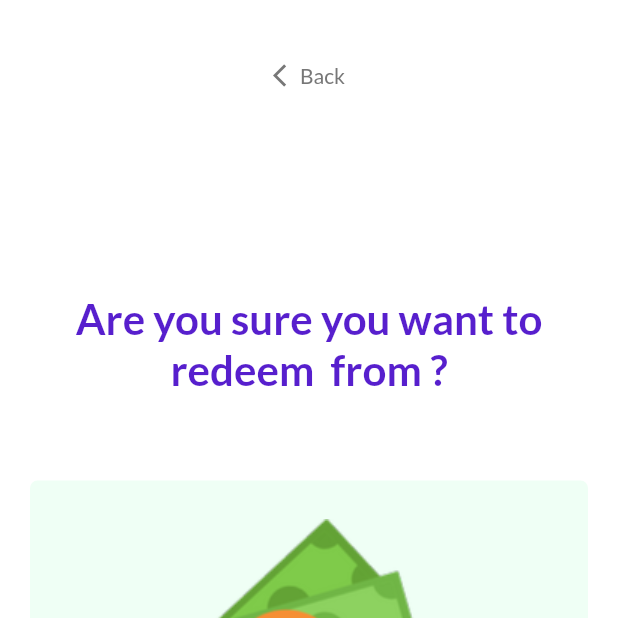
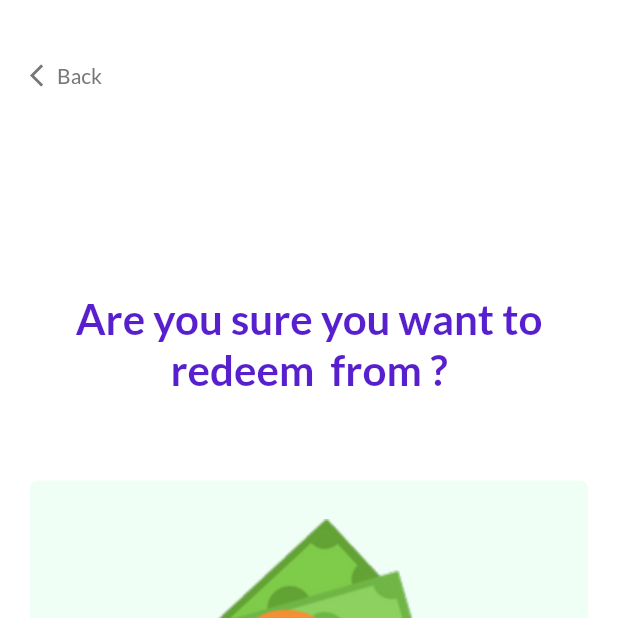
Before and after one commit to hngx-org/Jaguars-food-mobile, a Flutter app: the ConfirmRedeemScreen screen opened by its route, on a phone screen of 412 x 824 dp, the top half of it. Run offline on Flutter 3.47's test engine with Material 2 defaults, Android fonts, the phone set to English and light mode, and no system bars; our stand-ins replace email_validator, flutter_screenutil, flutter_svg, go_router, google_fonts.

Commit message:
Update confirm_redeem_screen.dart

```diff
--- a/lib/3_presentation/confirm_redeem_screen.dart
+++ b/lib/3_presentation/confirm_redeem_screen.dart
@@ -38,7 +38,11 @@ class _ConfirmRedeemScreenState extends State<ConfirmRedeemScreen> {
               mainAxisAlignment: MainAxisAlignment.center,
               crossAxisAlignment: CrossAxisAlignment.center,
               children: [
-                const BackIconWidget(),
+                Row(
+                  mainAxisAlignment: MainAxisAlignment.start,
+              crossAxisAlignment: CrossAxisAlignment.start,
+                  children:[const BackIconWidget(),],),
+
                 Expanded(
                     child: SizedBox(
                   height: 1.h,
```
